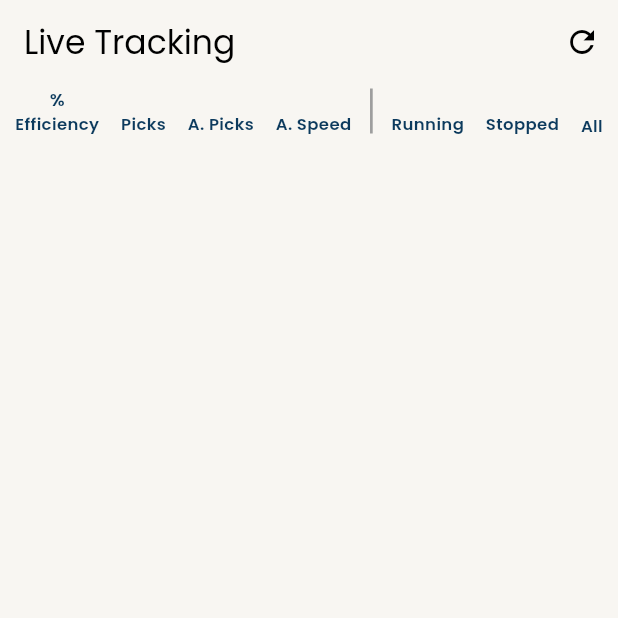
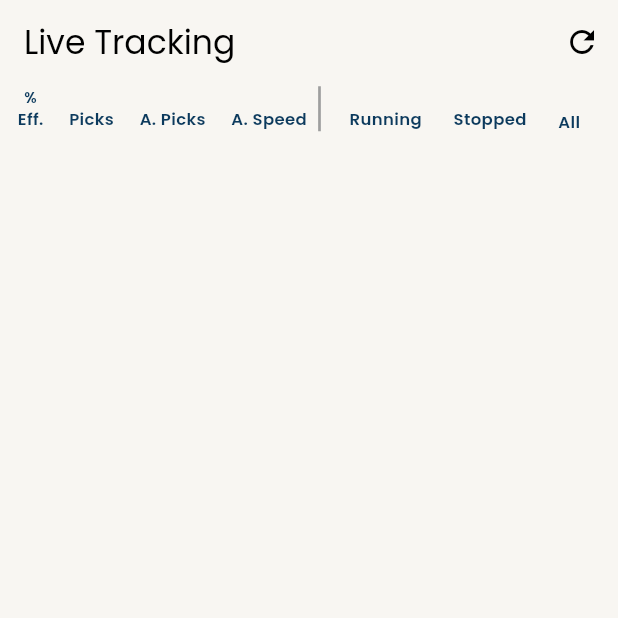
Before and after one commit to ParthDhankecha/trackweaving-app, a Flutter app: the DashboardScreen screen opened directly, after a tap on the "refresh" icon, on a phone screen of 412 x 824 dp, the top half of it. Run offline on Flutter 3.47's test engine with Material 3 defaults, Android fonts, the phone set to English and light mode, and no system bars; our stand-ins replace animated_toggle_switch, csv, flutter_svg, get, google_fonts, open_file and 5 more; accounts and stored records are empty; network calls fail; project files that could hold a hidden picture were left out.

Commit message:
faryday updates before powercut

```diff
--- a/lib/controllers/dashboard_controller.dart
+++ b/lib/controllers/dashboard_controller.dart
@@ -1,7 +1,6 @@
 import 'dart:async';
 import 'dart:developer';
 
-import 'package:trackweaving/common_widgets/show_error_snackbar.dart';
 import 'package:trackweaving/models/get_machinelog_model.dart';
 import 'package:trackweaving/models/status_enum.dart';
 import 'package:trackweaving/repository/api_exception.dart';
@@ -74,7 +73,6 @@ class DashBoardController extends GetxController implements GetxService {
   Future<void> getData() async {
     try {
       isLoading.value = true;
-      print('Getting Data...');
       var data = await dashboardRepo.getMachineLogs(status: showStatus.value);
 
       AggregateReport aggregateReport = data.data.aggregateReport;
--- a/lib/controllers/machine_controller.dart
+++ b/lib/controllers/machine_controller.dart
@@ -1,7 +1,6 @@
 import 'dart:developer';
 
 import 'package:flutter/material.dart';
-import 'package:trackweaving/common_widgets/show_error_snackbar.dart';
 import 'package:trackweaving/common_widgets/show_success_snackbar.dart';
 import 'package:trackweaving/models/machine_group_response_model.dart';
 import 'package:trackweaving/models/machine_list_response_model.dart';
--- a/lib/controllers/maintenance_category_controller.dart
+++ b/lib/controllers/maintenance_category_controller.dart
@@ -1,5 +1,4 @@
 import 'dart:developer';
-import 'dart:math' hide log;
 
 import 'package:flutter/material.dart';
 import 'package:trackweaving/common_widgets/show_success_snackbar.dart';
--- a/lib/controllers/splash_controller.dart
+++ b/lib/controllers/splash_controller.dart
@@ -1,7 +1,6 @@
 import 'dart:developer';
 
 import 'package:package_info_plus/package_info_plus.dart';
-import 'package:trackweaving/repository/api_exception.dart';
 import 'package:trackweaving/repository/dashboard_repo.dart';
 import 'package:trackweaving/screens/auth_screens/login_screen.dart';
 import 'package:trackweaving/screens/home/home_screen.dart';
@@ -47,7 +46,7 @@ class SplashController extends GetxController implements GetxService {
   // }
 
   checkUser() async {
-    print(sp.userToken);
+    //print(sp.userToken);
 
     //await getSettings();
     Future.delayed(Duration(seconds: 2), () {
--- a/lib/repository/api_client.dart
+++ b/lib/repository/api_client.dart
@@ -1,5 +1,4 @@
 import 'dart:convert';
-import 'dart:developer';
 
 import 'package:trackweaving/repository/api_exception.dart';
 import 'package:get/get.dart';
@@ -19,11 +18,11 @@ class ApiClient extends GetxService {
     final url = Uri.parse(endPoint);
     http.Response response;
 
-    print('------ API Request ------');
-    print('URL: $url');
-    print('Method: $method');
-    print('Headers: $headers');
-    print('Body: $body');
+    // print('------ API Request ------');
+    // print('URL: $url');
+    // print('Method: $method');
+    // print('Headers: $headers');
+    // print('Body: $body');
 
     try {
       switch (method) {
--- a/lib/repository/shift_comment_repository.dart
+++ b/lib/repository/shift_comment_repository.dart
@@ -1,5 +1,3 @@
-import 'dart:developer';
-
 import 'package:trackweaving/models/shift_comment_list_response.dart';
 import 'package:trackweaving/repository/api_client.dart';
 import 'package:trackweaving/utils/app_const.dart';
--- a/lib/screens/auth_screens/login_screen.dart
+++ b/lib/screens/auth_screens/login_screen.dart
@@ -1,12 +1,9 @@
 import 'package:flutter/material.dart';
 import 'package:google_fonts/google_fonts.dart';
-import 'package:trackweaving/common_widgets/app_text_styles.dart';
 import 'package:trackweaving/common_widgets/custom_progress_btn_.dart';
 import 'package:trackweaving/common_widgets/main_btn.dart';
 import 'package:trackweaving/common_widgets/password_input.dart';
 import 'package:trackweaving/controllers/login_controllers.dart';
-import 'package:trackweaving/screens/auth_screens/widgets/host_url.dialog.dart';
-import 'package:trackweaving/screens/auth_screens/widgets/privacy_bar.dart';
 import 'package:trackweaving/utils/app_colors.dart';
 import 'package:trackweaving/utils/app_images.dart';
 import 'package:trackweaving/utils/app_strings.dart';
--- a/lib/screens/dashboard/dashboard_screen.dart
+++ b/lib/screens/dashboard/dashboard_screen.dart
@@ -1,5 +1,4 @@
 import 'package:flutter/material.dart';
-import 'package:trackweaving/common_widgets/show_error_snackbar.dart';
 import 'package:trackweaving/controllers/dashboard_controller.dart';
 import 'package:trackweaving/models/get_machinelog_model.dart';
 import 'package:trackweaving/screens/dashboard/widgets/dashboard_card.dart';
@@ -21,7 +20,6 @@ class _DashboardScreenState extends State<DashboardScreen> {
   void initState() {
     super.initState();
 
-    print('Init state called');
     dashBoardController.getSettings().then((value) {
       dashBoardController.getData();
       dashBoardController.startTimer();
@@ -31,7 +29,6 @@ class _DashboardScreenState extends State<DashboardScreen> {
   @override
   void dispose() {
     super.dispose();
-    print('Dispose called');
     dashBoardController.stopTimer();
   }
 
@@ -64,7 +61,7 @@ class _DashboardScreenState extends State<DashboardScreen> {
           Column(
             children: [
               Column(children: [TopRowWidget(), SizedBox(height: 8)]),
-              SizedBox(height: 10),
+
               Expanded(
                 child: RefreshIndicator(
                   onRefresh: () {
--- a/lib/screens/dashboard/widgets/stop_table.dart
+++ b/lib/screens/dashboard/widgets/stop_table.dart
@@ -2,6 +2,8 @@ import 'package:flutter/material.dart';
 import 'package:trackweaving/models/get_machinelog_model.dart';
 import 'package:trackweaving/utils/app_colors.dart';
 import 'package:get/get.dart';
+import 'package:flutter/rendering.dart';
+import 'package:flutter/widgets.dart';
 
 class StopDataTable extends StatelessWidget {
   final StopsData stopsData;
--- a/lib/screens/dashboard/widgets/top_row_widget.dart
+++ b/lib/screens/dashboard/widgets/top_row_widget.dart
@@ -1,6 +1,5 @@
 import 'package:flutter/material.dart';
 import 'package:google_fonts/google_fonts.dart';
-import 'package:trackweaving/common_widgets/app_text_styles.dart';
 import 'package:trackweaving/controllers/dashboard_controller.dart';
 import 'package:trackweaving/models/status_enum.dart';
 import 'package:trackweaving/utils/app_colors.dart';
@@ -21,27 +20,27 @@ class TopRowWidget extends StatelessWidget {
             mainAxisAlignment: MainAxisAlignment.spaceAround,
             children: [
               _buildRowItemBox(
-                title: 'efficiency'.tr,
+                title: 'eff'.tr,
                 value: '${controller.eff.value}%',
               ),
-              SizedBox(width: 6),
+              SizedBox(width: 2),
               _buildRowItemBox(
                 title: "picks".tr,
                 value: controller.picks.value,
               ),
-              SizedBox(width: 6),
+              SizedBox(width: 2),
 
               _buildRowItemBox(
                 title: 'avg_picks'.tr,
                 value: controller.avgPick.value,
               ),
-              SizedBox(width: 6),
+              SizedBox(width: 2),
 
               _buildRowItemBox(
                 title: 'avg_speed'.tr,
                 value: controller.avgSpeed.value,
               ),
-              SizedBox(width: 4),
+
               Container(height: 30, width: 1.8, color: Colors.grey),
               SizedBox(width: 4),
 
@@ -78,6 +77,7 @@ class TopRowWidget extends StatelessWidget {
                 isActive: controller.currentStatus.value == MachineStatus.all,
                 onTap: () => controller.changeStatus(MachineStatus.all),
               ),
+              SizedBox(width: 6),
             ],
           ),
         ),
@@ -103,7 +103,7 @@ class TopRowWidget extends StatelessWidget {
             Text(
               value,
               style: GoogleFonts.poppins(
-                fontSize: isActive ? 14 : 12,
+                fontSize: isActive ? 12 : 10,
                 color: color ?? AppColors.mainColor,
                 fontWeight: isActive ? FontWeight.bold : FontWeight.w600,
               ),
--- a/lib/screens/home/home_screen.dart
+++ b/lib/screens/home/home_screen.dart
@@ -2,7 +2,6 @@ import 'package:flutter/material.dart';
 import 'package:trackweaving/controllers/home_controller.dart';
 import 'package:trackweaving/screens/dashboard/dashboard_screen.dart';
 import 'package:trackweaving/screens/report_screen/report_screen.dart';
-import 'package:trackweaving/screens/settings_screen/maintenance_category/maintenance_category_screen.dart';
 import 'package:trackweaving/screens/settings_screen/maintenance_entry/maintenance_entry_screen.dart';
 import 'package:trackweaving/screens/settings_screen/settings_screen.dart';
 import 'package:trackweaving/utils/app_colors.dart';
--- a/lib/utils/internationalization.dart
+++ b/lib/utils/internationalization.dart
@@ -9,6 +9,7 @@ class AppTranslations extends Translations {
       'hindi': 'Hindi',
       'gujarati': 'Gujarati',
       'efficiency': 'Efficiency',
+      'eff': 'Eff.',
       'picks': 'Picks',
       'avg_picks': 'A. Picks',
       'avg_speed': 'A. Speed',
@@ -78,6 +79,8 @@ class AppTranslations extends Translations {
       'cancel': 'Cancel',
       'filter': 'Filter',
       'clear_selection': 'Clear Selection',
+      'select_all': 'Select',
+      'deselect_all': 'Deselect All',
     },
     'hi_IN': {
       'language_change': 'भाषा बदलें',
@@ -85,6 +88,7 @@ class AppTranslations extends Translations {
       'hindi': 'हिंदी',
       'gujarati': 'गुजराती',
       'efficiency': 'दक्षता',
+      'eff': 'दक्षता',
       'picks': 'पिक्स',
       'avg_picks': 'औसत पिक्स',
       'avg_speed': 'औसत गति',
@@ -156,6 +160,8 @@ class AppTranslations extends Translations {
       'cancel': 'रद्द करें',
       'filter': 'फ़िल्टर',
       'clear_selection': 'चयन साफ़ करें',
+      'select_all': 'सभी चुनें',
+      'deselect_all': 'सभी चयन रद्द करें',
     },
     'gu_IN': {
       'language_change': 'ભાષા બદલો',
@@ -163,6 +169,7 @@ class AppTranslations extends Translations {
       'hindi': 'હિન્દી',
       'gujarati': 'ગુજરાતી',
       'efficiency': 'કાર્યક્ષમતા',
+      'eff': 'કાર્યક્ષમતા',
       'picks': 'પિક્સ',
       'avg_picks': 'સરેરાશ પિક્સ',
       'avg_speed': 'સરેરાશ સ્પીડ',
@@ -231,6 +238,8 @@ class AppTranslations extends Translations {
       'cancel': 'રદ્દ કરો',
       'filter': 'ફિલ્ટર',
       'clear_selection': 'ચયન સાફ કરો',
+      'select_all': 'બધા પસંદ કરો',
+      'deselect_all': 'બધા પસંદગી રદ કરો',
     },
   };
 }
```
Also changed, not shown: lib/models/report_table_example1.dart (+6 -6 lines), lib/screens/dashboard/widgets/dashboard_card.dart (+11 -12 lines), lib/screens/report_screen/report_table/report_table_2.dart (+4 -7 lines), lib/screens/settings_screen/maintenance_category/widget/filter_bottom_sheet.dart (+5 -5 lines), lib/screens/settings_screen/shift_comments/comment_show_report_screen.dart (+0 -8 lines).
